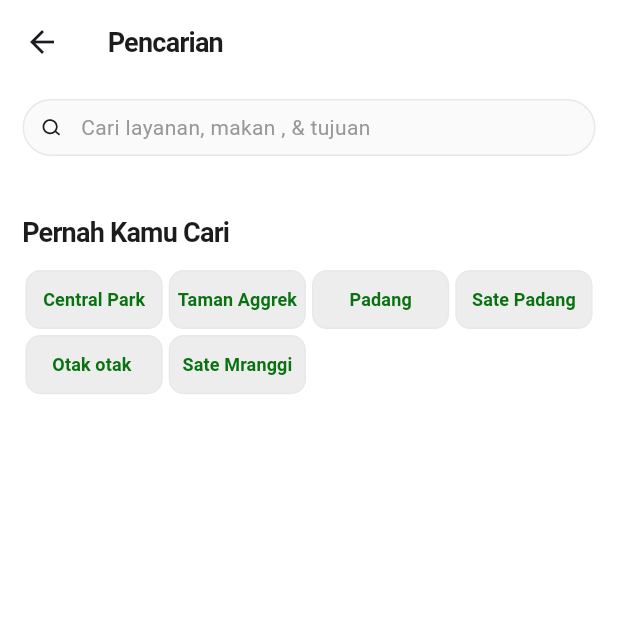
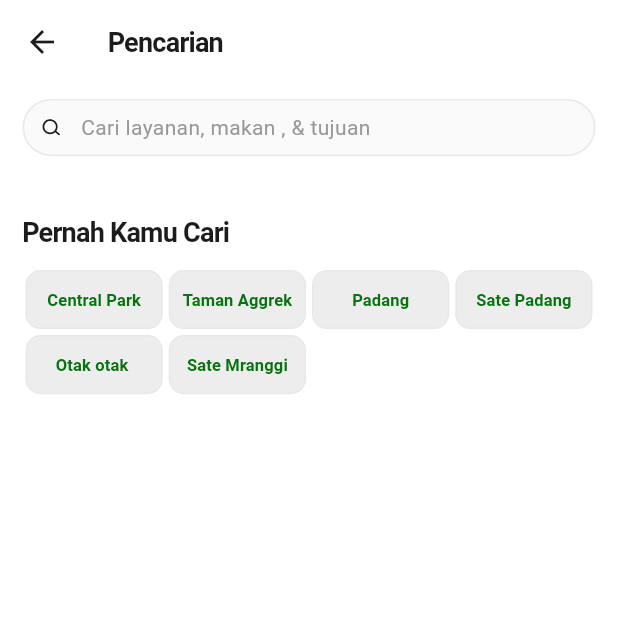
Before and after one commit to kahfizain/gojek, a Flutter app: the Search screen opened directly, on a phone screen of 412 x 824 dp, the top half of it. Run offline on Flutter 3.47's test engine with Material 3 defaults, Android fonts, the phone set to English and light mode, and no system bars; our stand-ins replace flutter_svg; Roboto replaces fonts that are missing (SF-Pro-Display).

Commit message:
item history search

```diff
--- a/lib/feature/search/components/item/item_history_search.dart
+++ b/lib/feature/search/components/item/item_history_search.dart
@@ -12,7 +12,7 @@ class ItemHistorySearch extends StatelessWidget {
     return Padding(
         padding: const EdgeInsets.all(2),
         child: Container(
-          padding:const EdgeInsets.only(left: 3, right: 3),
+          padding:const EdgeInsets.only(left: 2, right: 2),
           decoration: BoxDecoration(
               color: dark4,
               borderRadius: BorderRadius.circular(10.0),
@@ -20,7 +20,7 @@ class ItemHistorySearch extends StatelessWidget {
           child: Center(
             child: Text(
               history.historyValue,
-              style: bold16.copyWith(color: green1, fontSize: 12),
+              style: bold16.copyWith(color: green1, fontSize: 11),
             ),
           ),
         ));
```
